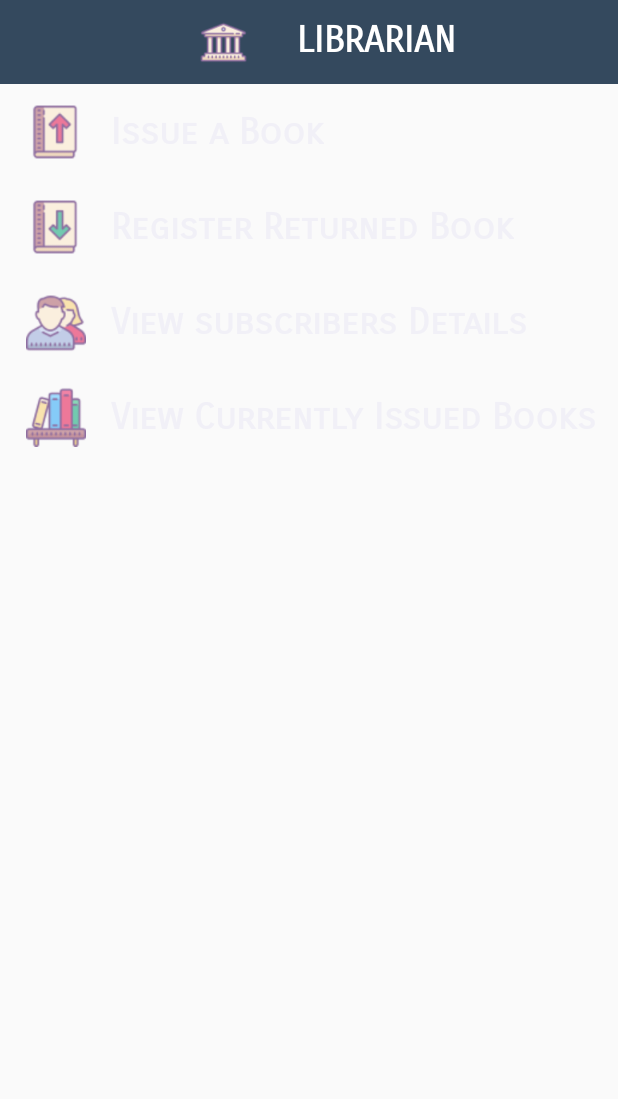
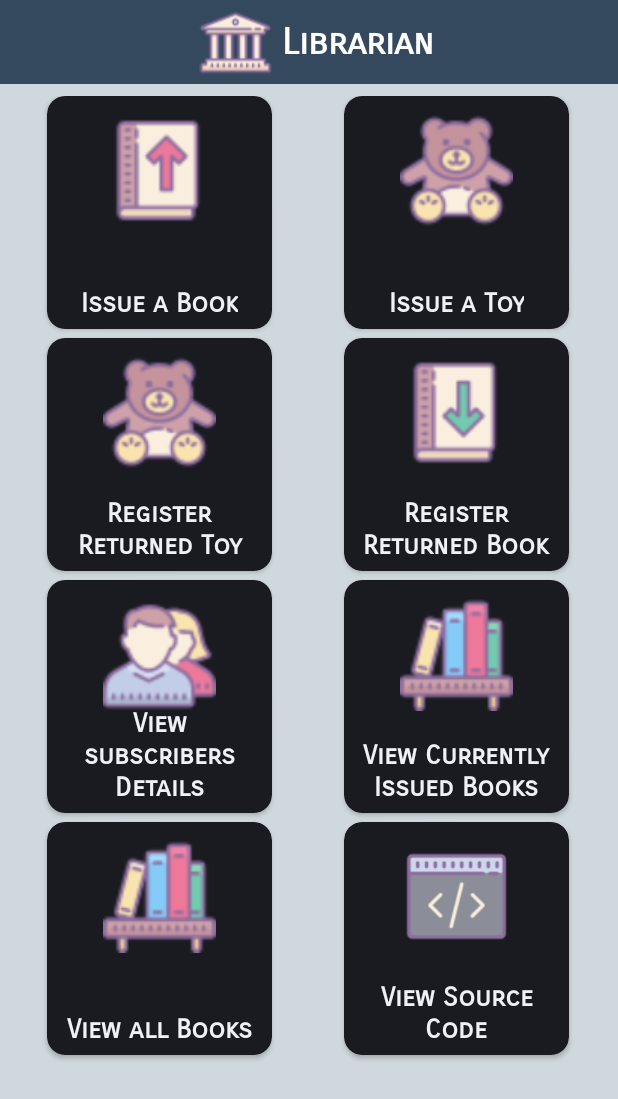
Before and after one commit to AlphaMikeFoxtrot/Librarian-v.1.0.4, an Android app: the screen it shows after launch (MainActivity), on a phone screen of 412 x 824 dp. Shown: the top 1099 px of the screen. Run offline under Robolectric (Android 15) with nearby library versions, the phone set to English and light mode, and no system bars.

Commit message:
changed MainActivity UI

```diff
--- a/app/src/main/java/com/example/anonymous/librarian/AddSubscriber.java
+++ b/app/src/main/java/com/example/anonymous/librarian/AddSubscriber.java
@@ -59,6 +59,7 @@ public class AddSubscriber extends AppCompatActivity {
             public void onClick(View view) {
 
                 Intent toSubscriberList = new Intent(AddSubscriber.this, ViewSubscribers.class);
+                toSubscriberList.setFlags(Intent.FLAG_ACTIVITY_NEW_TASK);
                 startActivity(toSubscriberList);
 
             }
@@ -181,6 +182,7 @@ public class AddSubscriber extends AppCompatActivity {
                 progressDialog.dismiss();
                 Toast.makeText(AddSubscriber.this, "new Subscriber successfully added", Toast.LENGTH_SHORT).show();
                 Intent toSubscriberList = new Intent(AddSubscriber.this, ViewSubscribers.class);
+                toSubscriberList.setFlags(Intent.FLAG_ACTIVITY_NEW_TASK);
                 startActivity(toSubscriberList);
             } else {
                 progressDialog.dismiss();
--- a/app/src/main/java/com/example/anonymous/librarian/EditSubscriberDetails.java
+++ b/app/src/main/java/com/example/anonymous/librarian/EditSubscriberDetails.java
@@ -76,6 +76,7 @@ public class EditSubscriberDetails extends AppCompatActivity {
             public void onClick(View view) {
 
                 Intent back = new Intent(EditSubscriberDetails.this, ViewSubscribers.class);
+                back.setFlags(Intent.FLAG_ACTIVITY_NEW_TASK);
                 startActivity(back);
 
             }
@@ -226,6 +227,7 @@ public class EditSubscriberDetails extends AppCompatActivity {
                 progressDialog.dismiss();
                 Toast.makeText(EditSubscriberDetails.this, "Subscriber Detail successfully updated", Toast.LENGTH_SHORT).show();
                 Intent toMainActivity = new Intent(EditSubscriberDetails.this, MainActivity.class);
+                toMainActivity.setFlags(Intent.FLAG_ACTIVITY_NEW_TASK);
                 startActivity(toMainActivity);
 
             } else {
@@ -233,6 +235,8 @@ public class EditSubscriberDetails extends AppCompatActivity {
                 progressDialog.dismiss();
                 Toast.makeText(EditSubscriberDetails.this, "Sorry! There seems to be a problem with the server!\n" + s, Toast.LENGTH_SHORT).show();
                 Intent toMainActivity = new Intent(EditSubscriberDetails.this, MainActivity.class);
+                toMainActivity.setFlags(Intent.FLAG_ACTIVITY_NEW_TASK);
+                startActivity(toMainActivity);
 
             }
         }
@@ -314,6 +318,7 @@ public class EditSubscriberDetails extends AppCompatActivity {
                 deleteProgressDialog.dismiss();
                 Toast.makeText(EditSubscriberDetails.this, "Subscriber successfully delted", Toast.LENGTH_SHORT).show();
                 Intent toMainActivity = new Intent(EditSubscriberDetails.this, MainActivity.class);
+                toMainActivity.setFlags(Intent.FLAG_ACTIVITY_NEW_TASK);
                 startActivity(toMainActivity);
             } else {
                 deleteProgressDialog.dismiss();
--- a/app/src/main/java/com/example/anonymous/librarian/IssueBookFinalPhase.java
+++ b/app/src/main/java/com/example/anonymous/librarian/IssueBookFinalPhase.java
@@ -243,6 +243,7 @@ public class IssueBookFinalPhase extends AppCompatActivity {
                 issueBookProgressDialog.dismiss();
                 Toast.makeText(IssueBookFinalPhase.this, "Book Successfully issued!", Toast.LENGTH_SHORT).show();
                 Intent toMainActivity = new Intent(IssueBookFinalPhase.this, MainActivity.class);
+                toMainActivity.setFlags(Intent.FLAG_ACTIVITY_NEW_TASK);
                 startActivity(toMainActivity);
             } else {
                 issueBookProgressDialog.dismiss();
--- a/app/src/main/java/com/example/anonymous/librarian/IssuedBookPhaseOneAdapter.java
+++ b/app/src/main/java/com/example/anonymous/librarian/IssuedBookPhaseOneAdapter.java
@@ -93,6 +93,7 @@ public class IssuedBookPhaseOneAdapter extends RecyclerView.Adapter<IssuedBookPh
             insertTempDataAsyncTask.execute(mBooks.get(position).getmBookName(), mBooks.get(position).getmBookId());
 
             Intent toIssueBookPhaseTwo = new Intent(context, IssuedBookPhaseTwo.class);
+            toIssueBookPhaseTwo.setFlags(Intent.FLAG_ACTIVITY_NEW_TASK);
             this.context.startActivity(toIssueBookPhaseTwo);
         }
     }
--- a/app/src/main/java/com/example/anonymous/librarian/IssuedBookPhaseTwoAdapter.java
+++ b/app/src/main/java/com/example/anonymous/librarian/IssuedBookPhaseTwoAdapter.java
@@ -80,6 +80,7 @@ public class IssuedBookPhaseTwoAdapter extends RecyclerView.Adapter<IssuedBookPh
             Intent toFinalPhase = new Intent(context, IssueBookFinalPhase.class);
             toFinalPhase.putExtra("subscriberName", subscriberName);
             toFinalPhase.putExtra("subscriberId", subscriberId);
+            toFinalPhase.setFlags(Intent.FLAG_ACTIVITY_NEW_TASK);
             this.context.startActivity(toFinalPhase);
 
         }
--- a/app/src/main/java/com/example/anonymous/librarian/MainActivity.java
+++ b/app/src/main/java/com/example/anonymous/librarian/MainActivity.java
@@ -7,6 +7,7 @@ import android.support.v7.app.AppCompatActivity;
 import android.os.Bundle;
 import android.view.View;
 import android.widget.AdapterView;
+import android.widget.GridView;
 import android.widget.ListView;
 import android.widget.Toast;
 
@@ -31,7 +32,7 @@ import java.util.Date;
 public class MainActivity extends AppCompatActivity {
 
     private ListView mListView;
-    private MainActivityAdapter adapter;
+    // private MainActivityAdapter adapter;
     public boolean isLastDay;
     ProgressDialog lastDayProgressBar;
 
@@ -48,66 +49,75 @@ public class MainActivity extends AppCompatActivity {
 
         isLastDay = checkLastDay(splitDate[2]);
 
-        if(isLastDay){
+        if (isLastDay) {
             lastDayProtocol();
         }
 
-        mListView = findViewById(R.id.main_activity_list_view);
+        // mListView = findViewById(R.id.main_activity_list_view);
         ArrayList<MainActivityListViewItems> listItems = new ArrayList<>();
 
         listItems.add(new MainActivityListViewItems("Issue a Book", R.drawable.issue_book));
+        listItems.add(new MainActivityListViewItems("Issue a Toy", R.drawable.toys));
+        listItems.add(new MainActivityListViewItems("Register Returned Toy", R.drawable.toys));
         listItems.add(new MainActivityListViewItems("Register Returned Book", R.drawable.return_book));
         listItems.add(new MainActivityListViewItems("View subscribers Details", R.drawable.subscribers));
         listItems.add(new MainActivityListViewItems("View Currently Issued Books", R.drawable.books));
+        listItems.add(new MainActivityListViewItems("View all Books", R.drawable.books));
+        listItems.add(new MainActivityListViewItems("View Source Code", R.drawable.view_source_code));
 
-        adapter = new MainActivityAdapter(getApplicationContext(), listItems);
-
-        mListView.setAdapter(adapter);
-
-        mListView.setOnItemClickListener(new AdapterView.OnItemClickListener() {
-            @Override
-            public void onItemClick(AdapterView<?> adapterView, View view, int i, long l) {
-
-                switch (i){
-
-                    case 0:
-                        // issue a book clicked
-                        issueBook();
-                        break;
-
-                    case 1:
-                        // return book clicked
-                        returnBook();
-                        break;
-
-                    case 2:
-                        // view subscribers clicked
-                        viewSubscribers();
-                        break;
-
-                    case 3:
-                        // view issued books clicked
-                        viewIssuedBooks();
-
-                }
-
-            }
-        });
-
+        MainActivityBaseAdapter adapter = new MainActivityBaseAdapter(getApplicationContext(), listItems);
+        GridView gridView = findViewById(R.id.main_activity_grid_view);
+        gridView.setAdapter(adapter);
     }
 
-    private void viewIssuedBooks() {
+        // adapter = new MainActivityAdapter(getApplicationContext(), listItems);
 
-        Intent toViewIssuedBooks = new Intent(MainActivity.this, ViewCurrentlyIssuedBooks.class);
-        startActivity(toViewIssuedBooks);
-
-    }
-
-    private void viewSubscribers() {
-        // TODO : initiate intent
-        Intent toViewSubscribers = new Intent(MainActivity.this, ViewSubscribers.class);
-        startActivity(toViewSubscribers);
-    }
+//        mListView.setAdapter(adapter);
+//
+//        mListView.setOnItemClickListener(new AdapterView.OnItemClickListener() {
+//            @Override
+//            public void onItemClick(AdapterView<?> adapterView, View view, int i, long l) {
+//
+//                switch (i){
+//
+//                    case 0:
+//                        // issue a book clicked
+//                        issueBook();
+//                        break;
+//
+//                    case 1:
+//                        // return book clicked
+//                        returnBook();
+//                        break;
+//
+//                    case 2:
+//                        // view subscribers clicked
+//                        viewSubscribers();
+//                        break;
+//
+//                    case 3:
+//                        // view issued books clicked
+//                        viewIssuedBooks();
+//
+//                }
+//
+//            }
+//        });
+//
+//    }
+//
+//    private void viewIssuedBooks() {
+//
+//        Intent toViewIssuedBooks = new Intent(MainActivity.this, ViewCurrentlyIssuedBooks.class);
+//        startActivity(toViewIssuedBooks);
+//
+//    }
+//
+//    private void viewSubscribers() {
+//        // TODO : initiate intent
+//        Intent toViewSubscribers = new Intent(MainActivity.this, ViewSubscribers.class);
+//        startActivity(toViewSubscribers);
+//    }
 
     private void lastDayProtocol() {
 
@@ -120,17 +130,17 @@ public class MainActivity extends AppCompatActivity {
 
     }
 
-    private void returnBook() {
-        // TODO : create and execute intent
-        Intent toReturnBook = new Intent(MainActivity.this, ReturnBook.class);
-        startActivity(toReturnBook);
-    }
-
-    private void issueBook() {
-        // TODO : create and execute intent
-        Intent toIssueBookPhaseOne = new Intent(MainActivity.this, IssueBookPhaseOne.class);
-        startActivity(toIssueBookPhaseOne);
-    }
+//    private void returnBook() {
+//        // TODO : create and execute intent
+//        Intent toReturnBook = new Intent(MainActivity.this, ReturnBook.class);
+//        startActivity(toReturnBook);
+//    }
+//
+//    private void issueBook() {
+//        // TODO : create and execute intent
+//        Intent toIssueBookPhaseOne = new Intent(MainActivity.this, IssueBookPhaseOne.class);
+//        startActivity(toIssueBookPhaseOne);
+//    }
 
     public boolean checkLastDay(String date){
 
--- /dev/null
+++ b/app/src/main/java/com/example/anonymous/librarian/MainActivityBaseAdapter.java
@@ -0,0 +1,94 @@
+package com.example.anonymous.librarian;
+
+import android.content.Context;
+import android.content.Intent;
+import android.view.LayoutInflater;
+import android.view.View;
+import android.view.ViewGroup;
+import android.widget.BaseAdapter;
+import android.widget.ImageView;
+import android.widget.TextView;
+
+import java.util.ArrayList;
+
+/**
+ * Created by ANONYMOUS on 21-Nov-17.
+ */
+
+public class MainActivityBaseAdapter extends BaseAdapter {
+
+    Context context;
+    ArrayList<MainActivityListViewItems> items;
+
+    public MainActivityBaseAdapter(Context context, ArrayList<MainActivityListViewItems> items) {
+        this.context = context;
+        this.items = items;
+    }
+
+    @Override
+    public int getCount() {
+        return items.size();
+    }
+
+    @Override
+    public Object getItem(int i) {
+        return items.get(i);
+    }
+
+    @Override
+    public long getItemId(int i) {
+        return i;
+    }
+
+    @Override
+    public View getView(int i, View view, ViewGroup viewGroup) {
+        if(view == null){
+            view = LayoutInflater.from(context).inflate(R.layout.main_activity_card_view, viewGroup, false);
+        }
+
+        final MainActivityListViewItems item = items.get(i);
+
+        ImageView buttonImage = view.findViewById(R.id.button_image_view);
+        buttonImage.setImageResource(item.getmButtonImageSource());
+
+        TextView buttonName = view.findViewById(R.id.button_name_text_view);
+        buttonName.setText(item.getmButtonName());
+
+        view.setOnClickListener(new View.OnClickListener() {
+            @Override
+            public void onClick(View view) {
+
+                String itemClicked = item.getmButtonName();
+
+                if(itemClicked.toLowerCase().contains("issue a book")){
+
+                    Intent toIssueBookPhaseOne = new Intent(context, IssueBookPhaseOne.class);
+                    toIssueBookPhaseOne.setFlags(Intent.FLAG_ACTIVITY_NEW_TASK);
+                    context.startActivity(toIssueBookPhaseOne);
+
+                } else if(itemClicked.toLowerCase().contains("register returned Book")){
+
+                    Intent toReturnBook = new Intent(context, ReturnBook.class);
+                    toReturnBook.setFlags(Intent.FLAG_ACTIVITY_NEW_TASK);
+                    context.startActivity(toReturnBook);
+
+                } else if(itemClicked.toLowerCase().contains("view subscribers details")){
+
+                    Intent toViewSubscribers = new Intent(context, ViewSubscribers.class);
+                    toViewSubscribers.setFlags(Intent.FLAG_ACTIVITY_NEW_TASK);
+                    context.startActivity(toViewSubscribers);
+
+                } else if(itemClicked.toLowerCase().contains("view currently issued books")){
+
+                    Intent toViewIssuedBooks = new Intent(context, ViewCurrentlyIssuedBooks.class);
+                    toViewIssuedBooks.setFlags(Intent.FLAG_ACTIVITY_NEW_TASK);
+                    context.startActivity(toViewIssuedBooks);
+
+                }
+
+            }
+        });
+
+        return view;
+    }
+}
--- a/app/src/main/java/com/example/anonymous/librarian/ReturnBookAdapter.java
+++ b/app/src/main/java/com/example/anonymous/librarian/ReturnBookAdapter.java
@@ -77,6 +77,7 @@ public class ReturnBookAdapter extends RecyclerView.Adapter<ReturnBookAdapter.Re
             Intent toReturnBookFinalPhase = new Intent(context, ReturnBookFinalPhase.class);
             toReturnBookFinalPhase.putExtra("book_id", bookPressed.getmBookId());
             toReturnBookFinalPhase.putExtra("book_name", bookPressed.getmBookName());
+            toReturnBookFinalPhase.setFlags(Intent.FLAG_ACTIVITY_NEW_TASK);
             this.context.startActivity(toReturnBookFinalPhase);
         }
     }
--- a/app/src/main/java/com/example/anonymous/librarian/ReturnBookFinalPhase.java
+++ b/app/src/main/java/com/example/anonymous/librarian/ReturnBookFinalPhase.java
@@ -248,6 +248,7 @@ public class ReturnBookFinalPhase extends AppCompatActivity {
                 returnBookProgressDialog.dismiss();
                 Toast.makeText(ReturnBookFinalPhase.this, "Entry registered successfully", Toast.LENGTH_SHORT).show();
                 Intent toMainActivity = new Intent(ReturnBookFinalPhase.this, MainActivity.class);
+                toMainActivity.setFlags(Intent.FLAG_ACTIVITY_NEW_TASK);
                 startActivity(toMainActivity);
             } else {
                 returnBookProgressDialog.dismiss();
--- a/app/src/main/java/com/example/anonymous/librarian/SubscriberDetails.java
+++ b/app/src/main/java/com/example/anonymous/librarian/SubscriberDetails.java
@@ -143,6 +143,7 @@ public class SubscriberDetails extends AppCompatActivity {
             toEdit.putExtra("enrollmentType", mSubscriberEnrollmentType.getText().toString());
             toEdit.putExtra("dob", mSubscriberDOB.getText().toString());
             toEdit.putExtra("phone", mSubscriberPhone.getText().toString());
+            toEdit.setFlags(Intent.FLAG_ACTIVITY_NEW_TASK);
             startActivity(toEdit);
 
 
--- a/app/src/main/java/com/example/anonymous/librarian/ViewSubscribers.java
+++ b/app/src/main/java/com/example/anonymous/librarian/ViewSubscribers.java
@@ -63,6 +63,7 @@ public class ViewSubscribers extends AppCompatActivity {
                 Intent toSubscriberDetails = new Intent(ViewSubscribers.this, SubscriberDetails.class);
                 String subscriberId = subscriberClicked.getmSubscriberId();
                 toSubscriberDetails.putExtra("subscriberId", subscriberId);
+                toSubscriberDetails.setFlags(Intent.FLAG_ACTIVITY_NEW_TASK);
                 startActivity(toSubscriberDetails);
 
             }
@@ -82,6 +83,7 @@ public class ViewSubscribers extends AppCompatActivity {
         if(itemId == R.id.action_add){
             // TODO:
             Intent toAddSubscriber = new Intent(ViewSubscribers.this, AddSubscriber.class);
+            toAddSubscriber.setFlags(Intent.FLAG_ACTIVITY_NEW_TASK);
             startActivity(toAddSubscriber);
         }
         return true;
--- a/app/src/main/res/layout/activity_main.xml
+++ b/app/src/main/res/layout/activity_main.xml
@@ -1,20 +1,20 @@
 <?xml version="1.0" encoding="utf-8"?>
 <LinearLayout
     xmlns:android="http://schemas.android.com/apk/res/android"
+    xmlns:tools="http://schemas.android.com/tools"
     xmlns:app="http://schemas.android.com/apk/res-auto"
-    xmlns:tools="http://schemas.android.com/tools"
     android:layout_width="match_parent"
-    android:layout_height="match_parent"
+    android:layout_gravity="center"
     android:orientation="vertical"
-    android:layout_gravity="center"
-    tools:context="com.example.anonymous.librarian.MainActivity">
+    android:background="#CFD8DC"
+    android:layout_height="match_parent">
 
     <android.support.v7.widget.Toolbar
         android:layout_width="match_parent"
         android:layout_height="?attr/actionBarSize"
         android:id="@+id/main_activity_toolbar"
         android:background="@color/colorPrimary"
-        android:theme="@style/Theme.AppCompat.Light.DarkActionBar">
+        android:theme="@style/Base.ThemeOverlay.AppCompat.Dark">
 
         <LinearLayout
             android:layout_width="match_parent"
@@ -25,29 +25,84 @@
             <ImageView
                 android:layout_width="wrap_content"
                 android:layout_height="match_parent"
-                android:src="@drawable/library_icon"
-                android:scaleType="fitCenter"
-                android:layout_margin="12dp"/>
+                android:src="@drawable/library_icon"/>
 
             <TextView
                 android:layout_width="wrap_content"
                 android:layout_height="match_parent"
                 android:text="Librarian"
+                android:textColor="@android:color/white"
+                style="@style/TextAppearance.AppCompat.Headline"
+                android:fontFamily="sans-serif-smallcaps"
                 android:textStyle="bold"
-                android:textAppearance="@style/TextAppearance.AppCompat.Headline"
-                android:fontFamily="sans-serif-smallcaps"
-                android:textAllCaps="true"
-                android:textColor="@android:color/white"
-                android:layout_margin="12dp"/>
+                android:gravity="center_vertical"
+                android:layout_margin="6dp"/>
 
         </LinearLayout>
 
     </android.support.v7.widget.Toolbar>
 
-    <ListView
-        android:id="@+id/main_activity_list_view"
+    <GridView
+        android:id="@+id/main_activity_grid_view"
         android:layout_width="match_parent"
         android:layout_height="match_parent"
-        android:divider="@android:color/transparent"/>
+        android:numColumns="2"
+        android:gravity="center"
+        android:layout_margin="8dp"
+        android:horizontalSpacing="1dp"
+        android:verticalSpacing="6dp" />
 
 </LinearLayout>
+
+<!--<LinearLayout-->
+    <!--xmlns:android="http://schemas.android.com/apk/res/android"-->
+    <!--xmlns:app="http://schemas.android.com/apk/res-auto"-->
+    <!--xmlns:tools="http://schemas.android.com/tools"-->
+    <!--android:layout_width="match_parent"-->
+    <!--android:layout_height="match_parent"-->
+    <!--android:orientation="vertical"-->
+    <!--android:layout_gravity="center"-->
+    <!--tools:context="com.example.anonymous.librarian.MainActivity">-->
+
+    <!--<android.support.v7.widget.Toolbar-->
+        <!--android:layout_width="match_parent"-->
+        <!--android:layout_height="?attr/actionBarSize"-->
+        <!--android:id="@+id/main_activity_toolbar"-->
+        <!--android:background="@color/colorPrimary"-->
+        <!--android:theme="@style/Theme.AppCompat.Light.DarkActionBar">-->
+
+        <!--<LinearLayout-->
+            <!--android:layout_width="match_parent"-->
+            <!--android:layout_height="match_parent"-->
+            <!--android:orientation="horizontal"-->
+            <!--android:gravity="center">-->
+
+            <!--<ImageView-->
+                <!--android:layout_width="wrap_content"-->
+                <!--android:layout_height="match_parent"-->
+                <!--android:src="@drawable/library_icon"-->
+                <!--android:scaleType="fitCenter"-->
+                <!--android:layout_margin="12dp"/>-->
+
+            <!--<TextView-->
+                <!--android:layout_width="wrap_content"-->
+                <!--android:layout_height="match_parent"-->
+                <!--android:text="Librarian"-->
+                <!--android:textStyle="bold"-->
+                <!--android:textAppearance="@style/TextAppearance.AppCompat.Headline"-->
+                <!--android:fontFamily="sans-serif-smallcaps"-->
+                <!--android:textAllCaps="true"-->
+                <!--android:textColor="@android:color/white"-->
+                <!--android:layout_margin="12dp"/>-->
+
+        <!--</LinearLayout>-->
+
+    <!--</android.support.v7.widget.Toolbar>-->
+
+    <!--<ListView-->
+        <!--android:id="@+id/main_activity_list_view"-->
+        <!--android:layout_width="match_parent"-->
+        <!--android:layout_height="match_parent"-->
+        <!--android:divider="@android:color/transparent"/>-->
+
+<!--</LinearLayout>-->
--- /dev/null
+++ b/app/src/main/res/layout/main_activity_card_view.xml
@@ -0,0 +1,43 @@
+<?xml version="1.0" encoding="utf-8"?>
+<android.support.v7.widget.CardView
+    xmlns:android="http://schemas.android.com/apk/res/android"
+    xmlns:app="http://schemas.android.com/apk/res-auto"
+    xmlns:tool="http://schemas.android.com/tools"
+    android:layout_width="150dip"
+    android:layout_height="155dip"
+    app:cardCornerRadius="12dp"
+    android:layout_gravity="center_horizontal"
+    app:contentPadding="6dp">
+
+    <RelativeLayout
+        android:layout_width="match_parent"
+        android:layout_height="wrap_content"
+        android:orientation="vertical"
+        android:gravity="center_horizontal">
+
+        <ImageView
+            android:layout_alignParentTop="true"
+            android:layout_centerHorizontal="true"
+            android:layout_width="75dip"
+            android:layout_height="75dip"
+            android:id="@+id/button_image_view"
+            android:scaleType="centerCrop"
+            tool:src="@drawable/books"
+            android:layout_margin="6dp"/>
+
+        <TextView
+            android:layout_alignParentBottom="true"
+            android:id="@+id/button_name_text_view"
+            android:layout_width="wrap_content"
+            android:layout_height="wrap_content"
+            tool:text="Add subscriber"
+            android:gravity="center"
+            android:layout_centerHorizontal="true"
+            android:fontFamily="sans-serif-smallcaps"
+            style="@style/TextAppearance.AppCompat.Headline"
+            android:textSize="18sp"
+            android:textStyle="bold"/>
+
+    </RelativeLayout>
+
+</android.support.v7.widget.CardView>
```
Also changed, not shown: app/src/main/res/drawable/toys.png (added), app/src/main/res/drawable/view_source_code.png (added).
